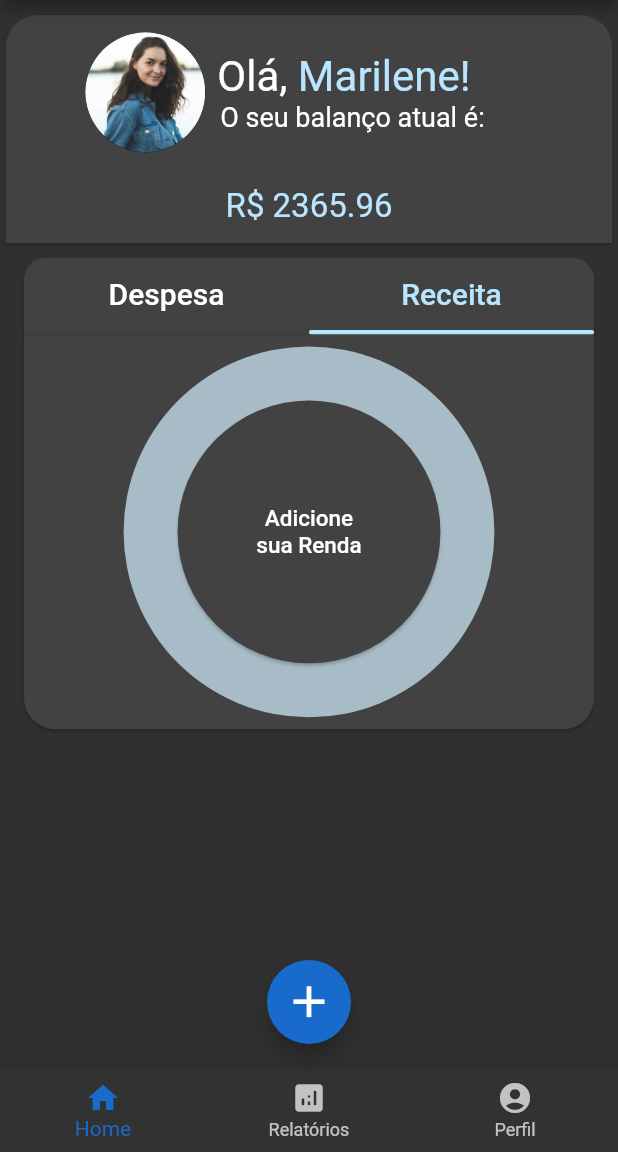
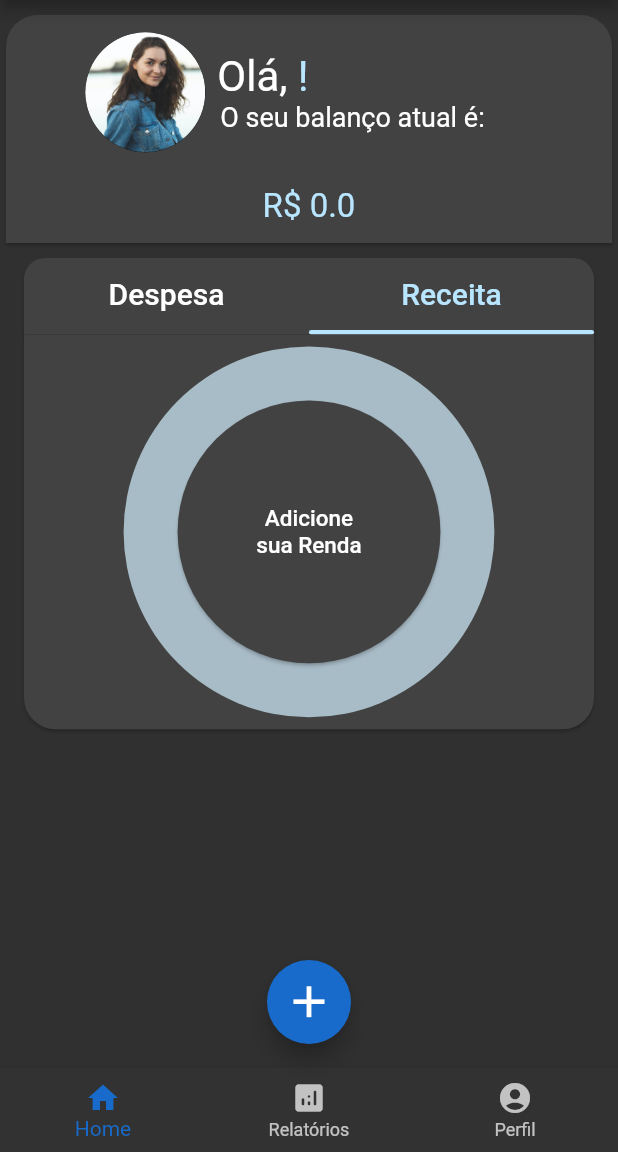
Before and after one commit to rafareloM/Planney, a Flutter app: the HomePage screen opened directly, after a tap on "Receita", on a phone screen of 412 x 824 dp, the part 84-1236 px from its top. Run offline on Flutter 3.47's test engine with Material 2 defaults, Android fonts, the light colour scheme and no system bars; our stand-ins replace cloud_firestore, firebase_auth, firebase_core, fl_chart, flutter_mobx, get_it and 1 more; missing offline and left inert: enum_to_string, mask; accounts and stored records are empty; generated files the repository leaves out were written again.

Commit message:
imeplements User reactive Name and totalValue

```diff
--- a/lib/ui/components/home/avatar.dart
+++ b/lib/ui/components/home/avatar.dart
@@ -1,7 +1,7 @@
 import 'package:flutter/material.dart';
 
 class Avatar extends StatelessWidget {
-  final String userName;
+  final String? userName;
   final double userBalance;
   const Avatar({super.key, required this.userName, required this.userBalance});
 
--- a/lib/ui/controller/home.controller.dart
+++ b/lib/ui/controller/home.controller.dart
@@ -29,11 +29,16 @@ abstract class HomePageControllerBase with Store {
         _currentDateTime.year, _currentDateTime.month, _currentDateTime.day);
   }
 
+  final _transactionStore = GetIt.instance.get<TransactionsStore>();
+
   @readonly
   DateTime _currentDateTime = DateTime.now();
 
   @observable
   bool isExpence = true;
+
+  @observable
+  bool isLoading = true;
 
   @observable
   ThemeData selectedAppTheme = AppStyle.appThemeDark;
@@ -56,6 +61,31 @@ abstract class HomePageControllerBase with Store {
     return response;
   }
 
+  List<Transaction> getCategoriesByType() {
+    List<Transaction> finalList = [];
+    finalList.addAll(_transactionStore.list);
+    if (isExpence) {
+      finalList
+          .removeWhere((element) => element.type != TransactionType.expence);
+    } else if (!isExpence) {
+      finalList
+          .removeWhere((element) => element.type != TransactionType.receipt);
+    }
+    return finalList;
+  }
+
+  double getTotalValue() {
+    double result = 0;
+    for (var transaction in _transactionStore.list) {
+      if (transaction.type == TransactionType.expence) {
+        result -= transaction.value;
+      } else if (transaction.type == TransactionType.receipt) {
+        result += transaction.value;
+      }
+    }
+    return result;
+  }
+
   @action
   changeAppTheme() {
     if (selectedAppTheme.brightness == Brightness.dark) {
--- a/lib/ui/pages/home/home_page.dart
+++ b/lib/ui/pages/home/home_page.dart
@@ -2,15 +2,11 @@ import 'package:flutter/material.dart';
 import 'package:flutter_mobx/flutter_mobx.dart';
 import 'package:get_it/get_it.dart';
 import 'package:planney/model/transaction.model.dart';
-import 'package:planney/stores/category.store.dart';
 import 'package:planney/stores/planney_user.store.dart';
-import 'package:planney/stores/transactions.store.dart';
-import 'package:planney/ui/components/custom_alert_dialog.dart';
 import 'package:planney/ui/components/home/avatar.dart';
 import 'package:planney/ui/components/home/bottom_navigation_bar.dart';
 import 'package:planney/ui/components/home/my_drawer.dart';
 import 'package:planney/ui/components/home/planney_logo.dart';
-import 'package:planney/ui/components/progress_dialog.dart';
 import 'package:planney/ui/components/transaction/transaction_chart_card.dart';
 import 'package:planney/ui/controller/home.controller.dart';
 import 'package:planney/ui/pages/transaction/view/transaction_add_page.dart';
@@ -25,8 +21,6 @@ class HomePage extends StatefulWidget {
 class _HomePageState extends State<HomePage> {
   final _controller = GetIt.instance.get<HomePageController>();
   final _userStore = GetIt.instance.get<PlanneyUserStore>();
-  final _transactionsStore = GetIt.instance.get<TransactionsStore>();
-  final CategoryStore _categoryStore = GetIt.instance.get<CategoryStore>();
 
   @override
   void initState() {
@@ -35,8 +29,10 @@ class _HomePageState extends State<HomePage> {
   }
 
   Future preload() async {
+    _controller.isLoading = true;
     await _controller.getTransactionsList();
     await _controller.getCategoriesList();
+    _controller.isLoading = false;
   }
 
   @override
@@ -85,13 +81,17 @@ class _HomePageState extends State<HomePage> {
           centerTitle: true,
         ),
         bottomNavigationBar: const HomeBottomNavigationBar(),
-        body: Column(
+        body: _controller.isLoading
+            ? const Center(child: CircularProgressIndicator())
+            : Column(
                 children: [
-            const Padding(
-              padding: EdgeInsets.only(top: 6),
+                  Padding(
+                    padding: const EdgeInsets.only(top: 6),
                     child: Avatar(
-                userName: 'Marilene',
-                userBalance: 2365.96,
+                      userName: _userStore.planneyUser != null
+                          ? _userStore.planneyUser?.fullName.split(' ').first
+                          : '',
+                      userBalance: _controller.getTotalValue(),
                     ),
                   ),
                   Padding(
@@ -101,8 +101,7 @@ class _HomePageState extends State<HomePage> {
                         isExpence: _controller.isExpence,
                         controller: _controller,
                         colorScheme: colorScheme,
-                  transactionList: getCategoriesByType(
-                      _controller.isExpence, _transactionsStore.list),
+                        transactionList: _controller.getCategoriesByType(),
                       );
                     }),
                   ),
@@ -111,18 +110,4 @@ class _HomePageState extends State<HomePage> {
       );
     });
   }
-
-  List<Transaction> getCategoriesByType(
-      bool isExpence, List<Transaction> list) {
-    List<Transaction> finalList = [];
-    finalList.addAll(list);
-    if (isExpence) {
-      finalList
-          .removeWhere((element) => element.type != TransactionType.expence);
-    } else if (!isExpence) {
-      finalList
-          .removeWhere((element) => element.type != TransactionType.receipt);
 }
-    return finalList;
-  }
-}
```
Lines whose indentation alone changed are shown as unchanged.
